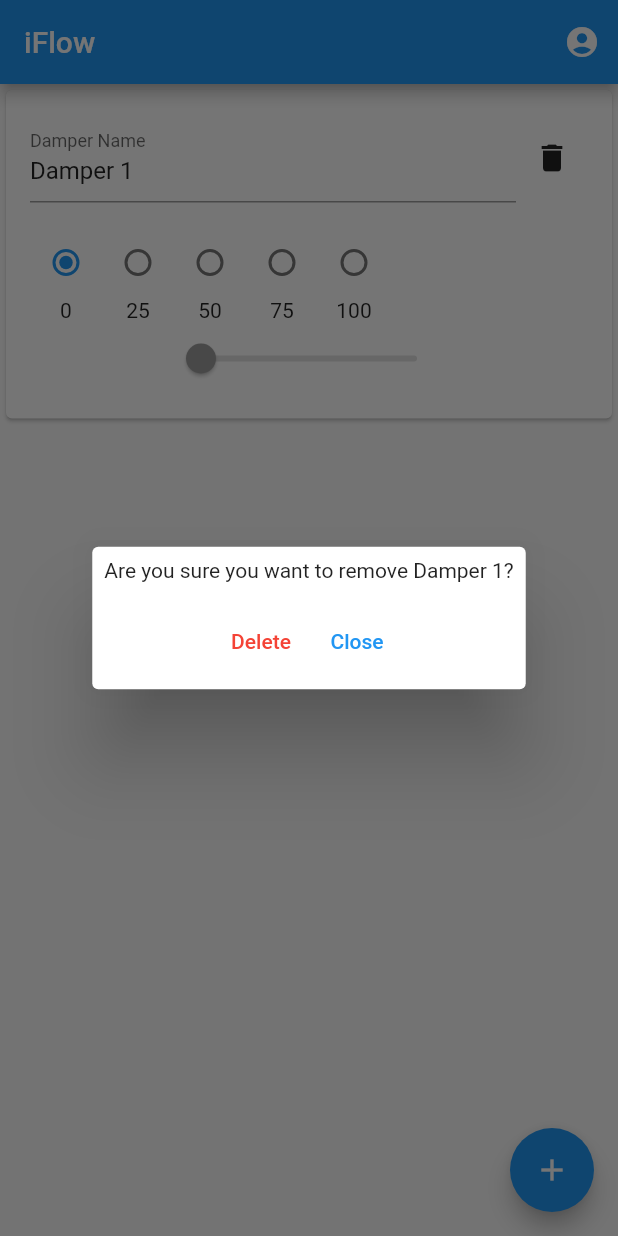
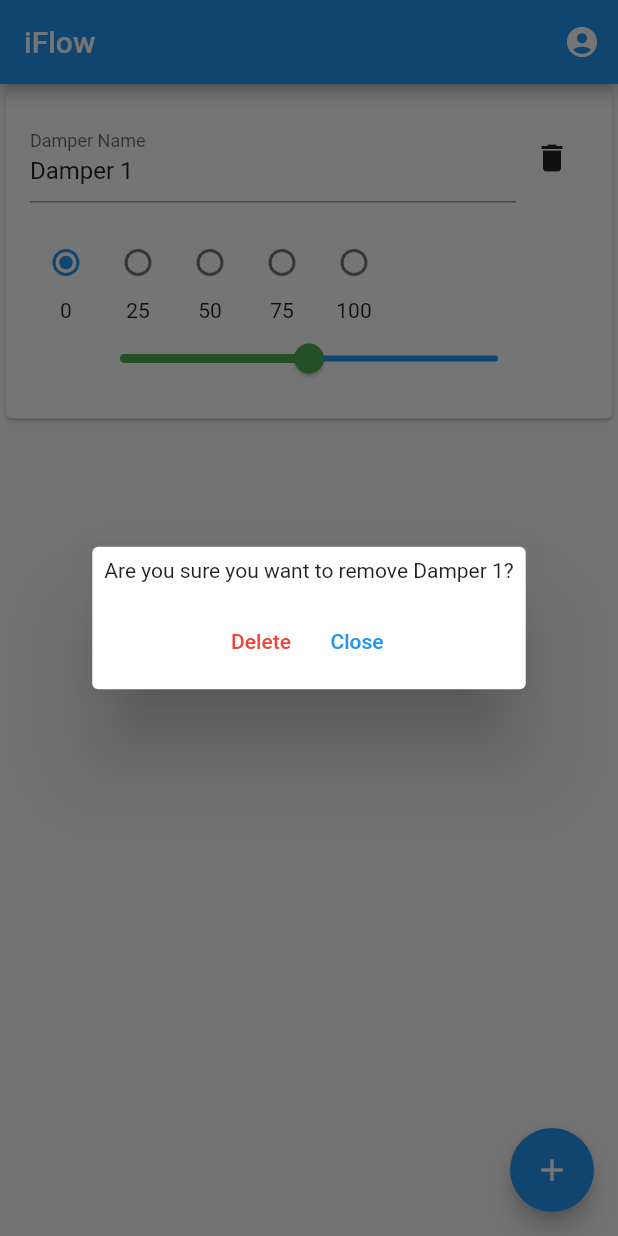
Before and after one commit to Adkins-Automation/Wifi-Airflow-Control, a Flutter app: the screen it shows after launch, after a tap on the "add" icon, after a tap on the "delete" icon, on a phone screen of 412 x 824 dp. Run offline on Flutter 3.47's test engine with Material 2 defaults, Android fonts, the light colour scheme and no system bars; our stand-ins replace cloud_firestore, firebase_auth, firebase_core, sqflite; accounts and stored records are empty.

Commit message:
UI update

```diff
--- a/Flutter App/wifi_airflow_control/lib/main_page.dart
+++ b/Flutter App/wifi_airflow_control/lib/main_page.dart
@@ -7,6 +7,7 @@ import 'damper.dart';
 class MainPage extends StatefulWidget {
   @override
   State<MainPage> createState() => _MainPageState();
+
 }
 
 class _MainPageState extends State<MainPage> {
@@ -14,12 +15,13 @@ class _MainPageState extends State<MainPage> {
   FirebaseFirestore _db = FirebaseFirestore.instance;
   User? _user;
   List<Damper> _dampers = [];
+  double value = 50;
 
   @override
   void initState() {
     super.initState();
     _initUser();
-    _loadDampers();
+   // _loadDampers();
   }
 
   void _initUser() {
@@ -146,6 +148,11 @@ class _MainPageState extends State<MainPage> {
 
   @override
   Widget build(BuildContext context) {
+    final double min = 0;
+    final double max = 100;
+
+
+
     return Scaffold(
       appBar: AppBar(
         title: const Text("iFlow"),
@@ -215,16 +222,34 @@ class _MainPageState extends State<MainPage> {
                     }).toList(),
                   ),
                   Row(
-                    mainAxisAlignment: MainAxisAlignment.center,
+
+
+                  mainAxisAlignment: MainAxisAlignment.center,
                     children:<Widget>[
-                      Slider(
-                        value: 0,
-                        onChanged: null,
-                        min: 0,
-                        max: 100,
+                      //buildSliderLabel(min),
+                      SizedBox(
+                        width: 300 ,
+                        child: Slider(
+                          value: value,
+                          onChanged: (value) => setState(() => this.value =value),
+                          min: min,
+                          max: max,
+                          activeColor: Colors.green,
+                          inactiveColor: Colors.blue,
+                        ),
                       )
                     ],
+
+
+
                   ),
+
+
+
+
+
+
+
                 ],
               ),
             ),
@@ -238,6 +263,15 @@ class _MainPageState extends State<MainPage> {
       ),
     );
   }
+
+  //Widget buildSliderLabel(){
+    //final double min = 0;
+    //final double max = 100;
+
+   // return Container(
+
+    //)
+ // }
 
   void showDeleteDamperDialog(BuildContext context, int index) {
     showDialog(
```
